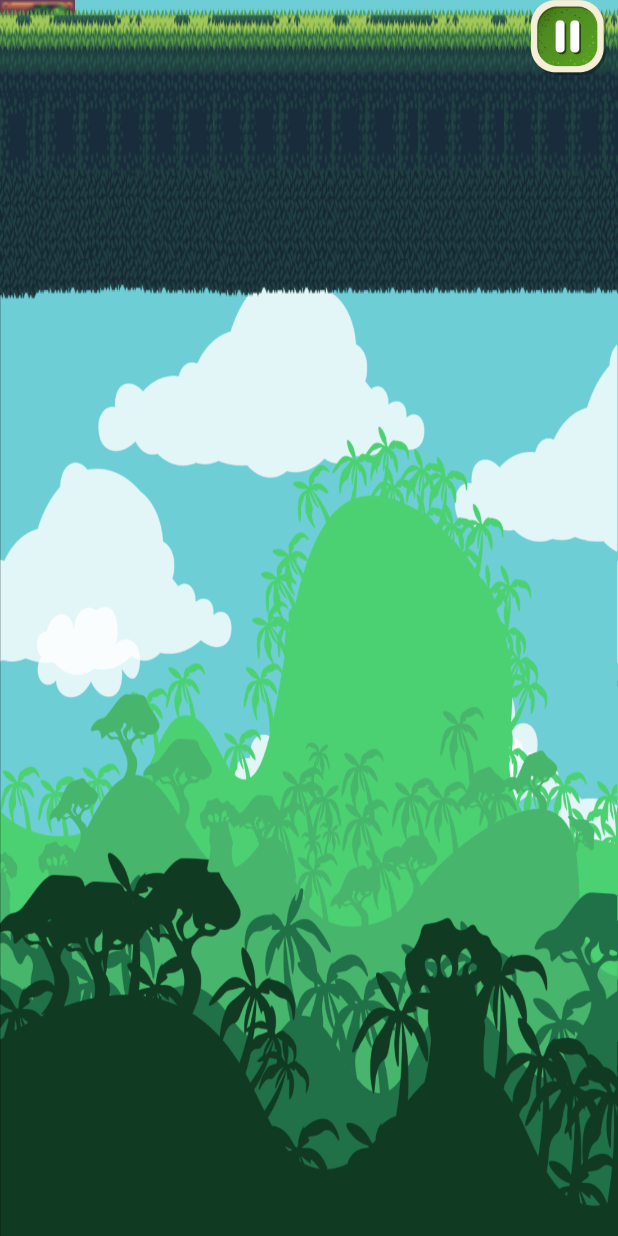
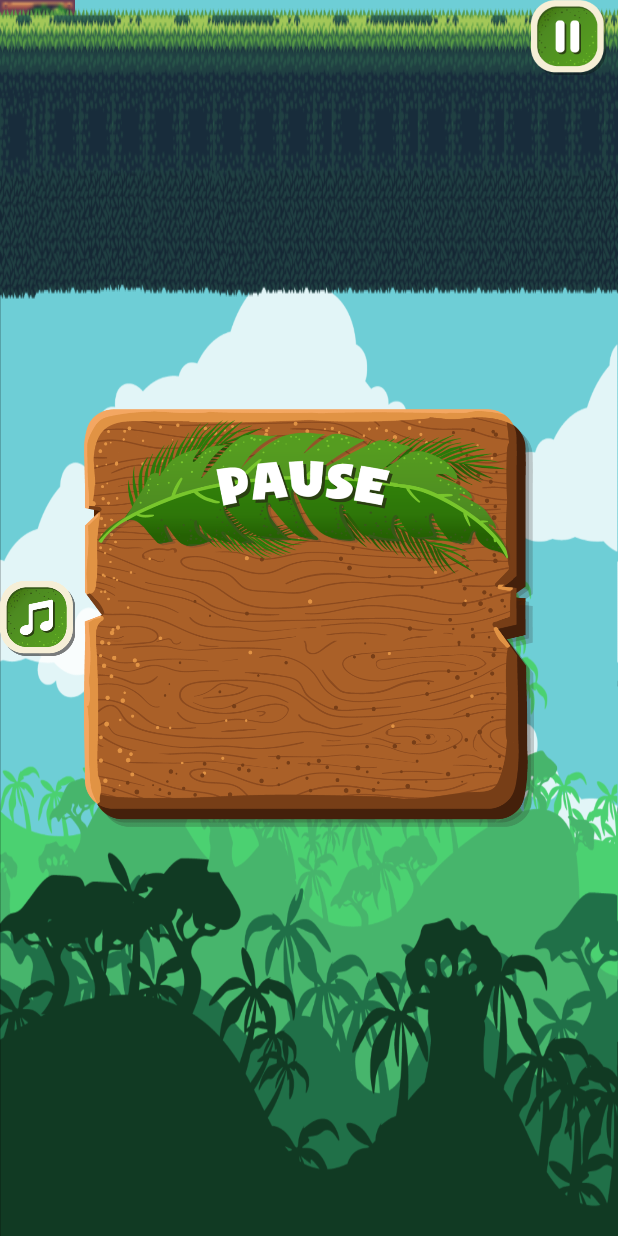
Before and after one commit to Nness2/JungleGame-Platformer, an Android app: the layout activity_game.xml on its own in the app's theme, with its tools: preview values and no code run, on a phone screen of 412 x 824 dp. Run offline under Robolectric (Android 15) with nearby library versions, the phone set to English and light mode, and no system bars.

Commit message:
popup pause

```diff
--- a/app/src/main/java/com/example/menaa/junglegame/MainActivity.java
+++ b/app/src/main/java/com/example/menaa/junglegame/MainActivity.java
@@ -59,10 +59,9 @@ public class MainActivity extends AppCompatActivity {
             }
         });
         init();
-        mySong.start();
     }
     private void init () {
-
+        mySong.start();
     }
 
     private View.OnClickListener btnCredit = new View.OnClickListener() {
@@ -76,6 +75,7 @@ public class MainActivity extends AppCompatActivity {
     private View.OnClickListener btnGame = new View.OnClickListener() {
         @Override
         public void onClick(View v) {
+            mySong.stop();
             Intent gameActivity = new Intent(MainActivity.this, game.class);
             startActivity(gameActivity);
         }
--- a/app/src/main/res/layout/activity_game.xml
+++ b/app/src/main/res/layout/activity_game.xml
@@ -79,4 +79,40 @@
         android:layout_height="200dp"
         android:background="@drawable/floor"/>
 
+    <ImageView
+        android:id="@+id/menu"
+        android:layout_width="300dp"
+        android:layout_height="300dp"
+        android:layout_marginStart="8dp"
+        android:layout_marginTop="8dp"
+        android:layout_marginEnd="8dp"
+        android:layout_marginBottom="8dp"
+        app:layout_constraintBottom_toBottomOf="parent"
+        app:layout_constraintEnd_toEndOf="parent"
+        app:layout_constraintStart_toStartOf="parent"
+        app:layout_constraintTop_toTopOf="parent"
+        app:srcCompat="@drawable/you_pause" />
+
+    <Button
+        android:id="@+id/back"
+        android:layout_width="50dp"
+        android:layout_height="50dp"
+        android:layout_marginTop="8dp"
+        android:layout_marginBottom="8dp"
+        android:background="@drawable/prew"
+        app:layout_constraintBottom_toBottomOf="parent"
+        app:layout_constraintTop_toTopOf="parent"
+        tools:layout_editor_absoluteX="213dp" />
+
+    <Button
+        android:id="@+id/sound"
+        android:layout_width="50dp"
+        android:layout_height="50dp"
+        android:layout_marginTop="8dp"
+        android:layout_marginBottom="8dp"
+        android:background="@drawable/sound"
+        app:layout_constraintBottom_toBottomOf="parent"
+        app:layout_constraintTop_toTopOf="parent"
+        tools:layout_editor_absoluteX="99dp" />
+
 </android.support.constraint.ConstraintLayout>
```
Also changed, not shown: app/src/main/java/com/example/menaa/junglegame/game.java (+51 -2 lines), app/src/main/res/drawable/prew.png (added), app/src/main/res/drawable/you_lose.png (added), app/src/main/res/drawable/you_pause.png (added).
